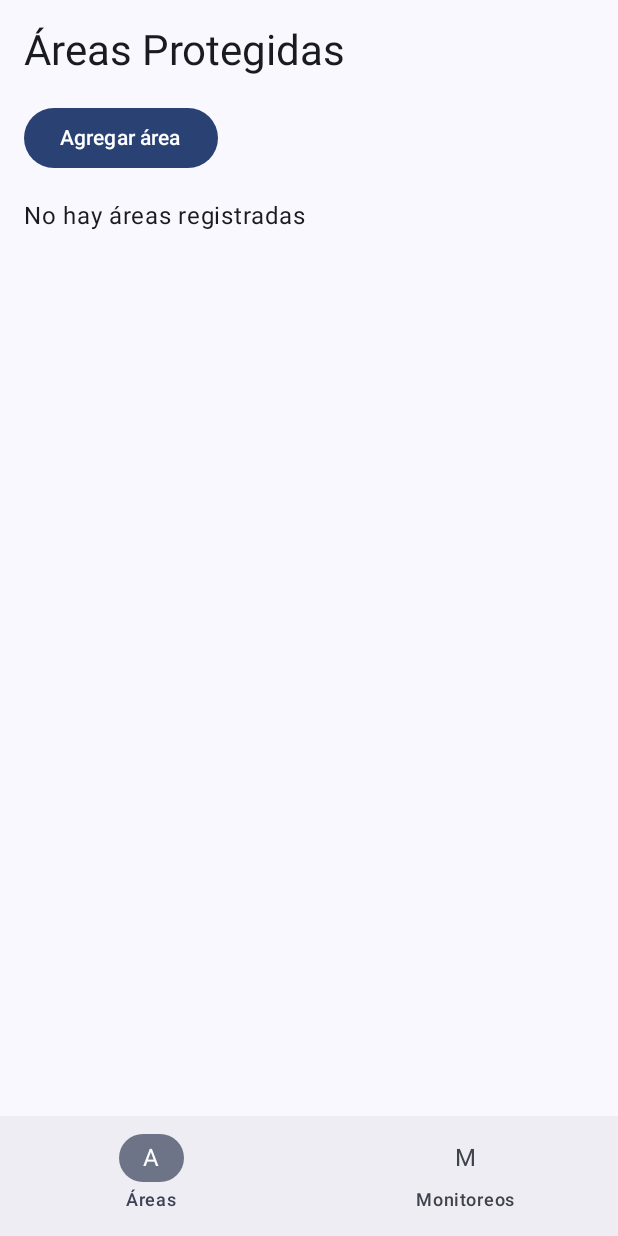
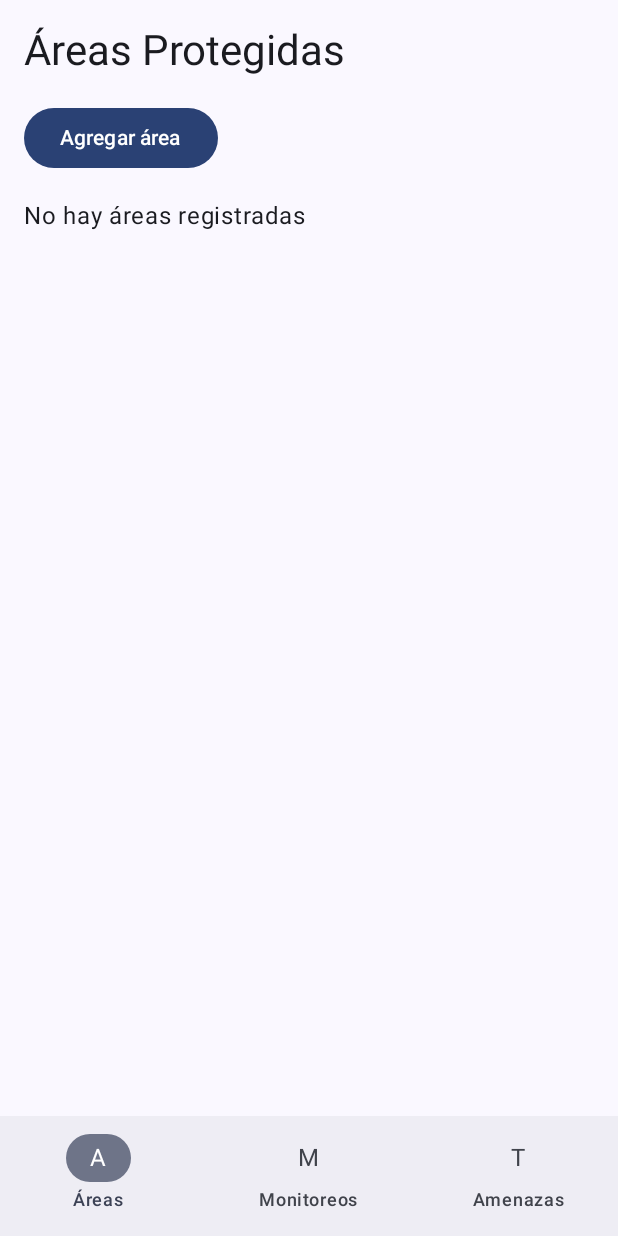
Before and after one commit to Val3131/ProyectoAndroid, an Android app built with Jetpack Compose: the screen it shows after launch (MainActivity), on a phone screen of 412 x 824 dp. Run offline under Robolectric (Android 15) with nearby library versions, the phone set to English and light mode, and no system bars; our stand-ins replace Room's generated code.

Commit message:
PARTE AMENAZAS ALE

```diff
--- a/app/src/main/java/com/example/conservacionambiental/MainActivity.kt
+++ b/app/src/main/java/com/example/conservacionambiental/MainActivity.kt
@@ -18,6 +18,7 @@ import androidx.compose.runtime.mutableStateOf
 import androidx.compose.runtime.remember
 import androidx.compose.runtime.setValue
 import androidx.compose.ui.Modifier
+import com.example.conservacionambiental.ui.amenazas.AmenazasScreen
 import com.example.conservacionambiental.ui.areas.AreasScreen
 import com.example.conservacionambiental.ui.monitoreos.MonitoreosScreen
 import com.example.conservacionambiental.ui.theme.ConservacionAmbientalTheme
@@ -29,6 +30,7 @@ class MainActivity : ComponentActivity() {
 
         setContent {
             ConservacionAmbientalTheme {
+
                 Surface(
                     modifier = Modifier.fillMaxSize(),
                     color = MaterialTheme.colorScheme.background
@@ -49,6 +51,7 @@ fun PantallaPrincipal() {
 
     Scaffold(
         bottomBar = {
+
             NavigationBar {
 
                 NavigationBarItem(
@@ -76,6 +79,19 @@ fun PantallaPrincipal() {
                         Text("Monitoreos")
                     }
                 )
+
+                NavigationBarItem(
+                    selected = pantallaActual == "amenazas",
+                    onClick = {
+                        pantallaActual = "amenazas"
+                    },
+                    icon = {
+                        Text("T")
+                    },
+                    label = {
+                        Text("Amenazas")
+                    }
+                )
             }
         }
     ) { innerPadding ->
@@ -85,9 +101,14 @@ fun PantallaPrincipal() {
                 .fillMaxSize()
                 .padding(innerPadding)
         ) {
+
             when (pantallaActual) {
+
                 "areas" -> AreasScreen()
+
                 "monitoreos" -> MonitoreosScreen()
+
+                "amenazas" -> AmenazasScreen()
             }
         }
     }
--- a/app/src/main/java/com/example/conservacionambiental/data/AppDatabase.kt
+++ b/app/src/main/java/com/example/conservacionambiental/data/AppDatabase.kt
@@ -7,12 +7,18 @@ import androidx.room.migration.Migration
 import androidx.sqlite.db.SupportSQLiteDatabase
 import com.example.conservacionambiental.data.dao.AreaDao
 import com.example.conservacionambiental.data.dao.MonitoreoDao
+import com.example.conservacionambiental.data.dao.AmenazaDao
 import com.example.conservacionambiental.data.model.Area
 import com.example.conservacionambiental.data.model.Monitoreo
+import com.example.conservacionambiental.data.model.Amenaza
 
 @Database(
-    entities = [Area::class, Monitoreo::class],
-    version = 2,
+    entities = [
+        Area::class,
+        Monitoreo::class,
+        Amenaza::class
+    ],
+    version = 3,
     exportSchema = false
 )
 abstract class AppDatabase : RoomDatabase() {
@@ -21,9 +27,14 @@ abstract class AppDatabase : RoomDatabase() {
 
     abstract fun monitoreoDao(): MonitoreoDao
 
+    abstract fun amenazaDao(): AmenazaDao
+
     companion object {
+
         val MIGRATION_1_2 = object : Migration(1, 2) {
+
             override fun migrate(db: SupportSQLiteDatabase) {
+
                 db.execSQL(
                     """
                     CREATE TABLE IF NOT EXISTS monitoreos (
@@ -45,5 +56,32 @@ abstract class AppDatabase : RoomDatabase() {
                 )
             }
         }
+
+        val MIGRATION_2_3 = object : Migration(2, 3) {
+
+            override fun migrate(db: SupportSQLiteDatabase) {
+
+                db.execSQL(
+                    """
+                    CREATE TABLE IF NOT EXISTS amenazas (
+                        id INTEGER PRIMARY KEY AUTOINCREMENT NOT NULL,
+                        tipo TEXT NOT NULL,
+                        descripcion TEXT NOT NULL,
+                        nivelRiesgo TEXT NOT NULL,
+                        fechaReporte TEXT NOT NULL,
+                        idArea INTEGER NOT NULL,
+                        FOREIGN KEY(idArea)
+                            REFERENCES areas(id)
+                            ON UPDATE NO ACTION
+                            ON DELETE RESTRICT
+                    )
+                    """.trimIndent()
+                )
+
+                db.execSQL(
+                    "CREATE INDEX IF NOT EXISTS index_amenazas_idArea ON amenazas(idArea)"
+                )
+            }
+        }
     }
 }
--- a/app/src/main/java/com/example/conservacionambiental/data/DatabaseProvider.kt
+++ b/app/src/main/java/com/example/conservacionambiental/data/DatabaseProvider.kt
@@ -10,12 +10,16 @@ object DatabaseProvider {
 
     fun getDatabase(context: Context): AppDatabase {
         return INSTANCE ?: synchronized(this) {
+
             val instance = Room.databaseBuilder(
                 context.applicationContext,
                 AppDatabase::class.java,
                 "conservacion_database"
             )
-                .addMigrations(AppDatabase.MIGRATION_1_2)
+                .addMigrations(
+                    AppDatabase.MIGRATION_1_2,
+                    AppDatabase.MIGRATION_2_3
+                )
                 .build()
 
             INSTANCE = instance
--- /dev/null
+++ b/app/src/main/java/com/example/conservacionambiental/data/dao/AmenazaDao.kt
@@ -0,0 +1,29 @@
+package com.example.conservacionambiental.data.dao
+
+import androidx.room.Dao
+import androidx.room.Delete
+import androidx.room.Insert
+import androidx.room.OnConflictStrategy
+import androidx.room.Query
+import androidx.room.Update
+import com.example.conservacionambiental.data.model.Amenaza
+import kotlinx.coroutines.flow.Flow
+
+@Dao
+interface AmenazaDao {
+
+    @Insert(onConflict = OnConflictStrategy.REPLACE)
+    suspend fun insertar(amenaza: Amenaza)
+
+    @Query("SELECT * FROM amenazas ORDER BY id DESC")
+    fun obtenerTodas(): Flow<List<Amenaza>>
+
+    @Query("SELECT * FROM amenazas WHERE id = :id")
+    suspend fun obtenerPorId(id: Long): Amenaza?
+
+    @Update
+    suspend fun actualizar(amenaza: Amenaza)
+
+    @Delete
+    suspend fun eliminar(amenaza: Amenaza)
+}
```
Also changed, not shown: app/src/main/java/com/example/conservacionambiental/data/model/Amenaza.kt (added, +27 -0 lines), app/src/main/java/com/example/conservacionambiental/ui/amenazas/AmenazasScreen.kt (added, +263 -0 lines).
